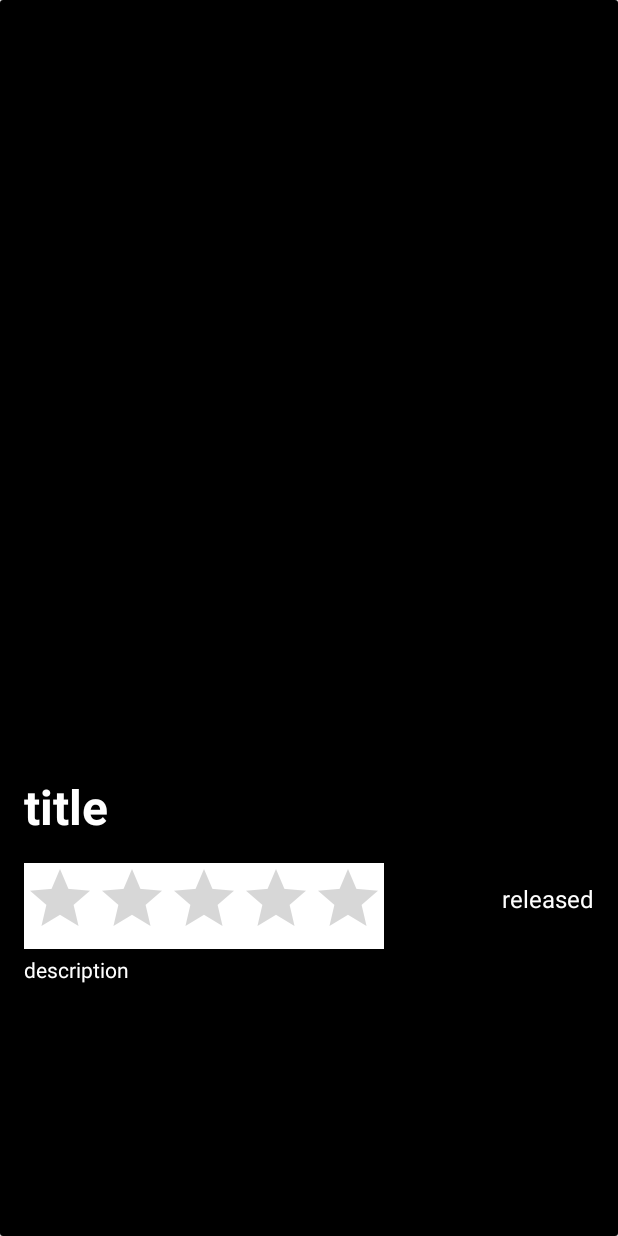
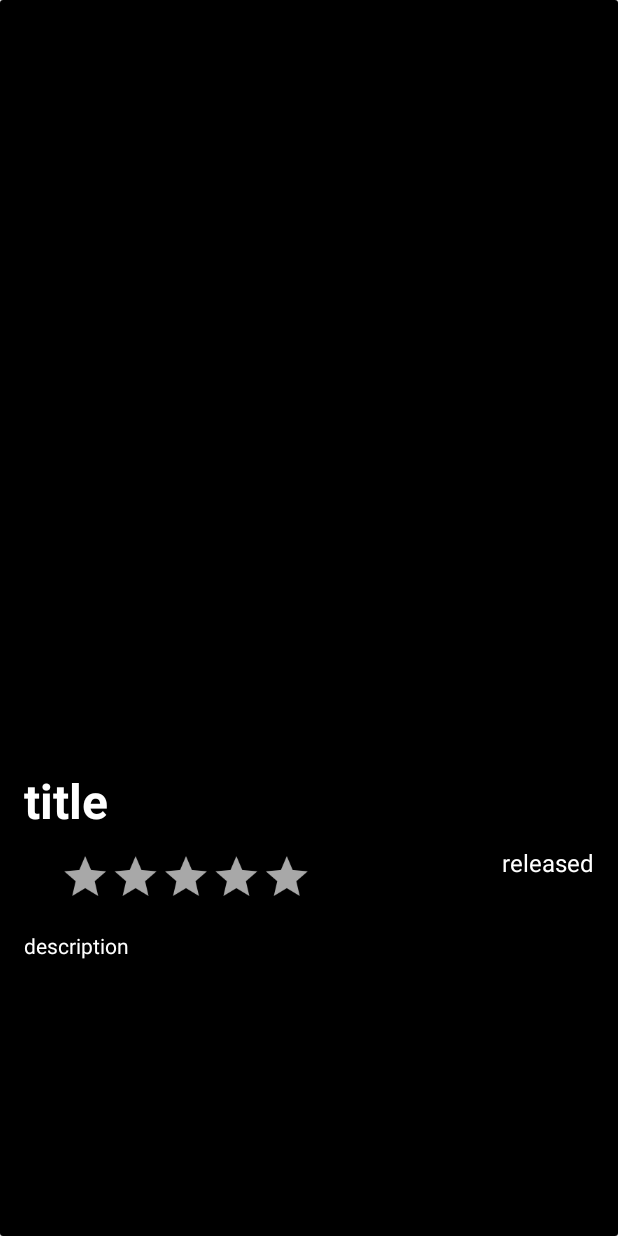
Before and after one commit to gabbyudo/Movie-App, an Android app: the DetailActivity screen opened directly, with no data from a screen before it, on a phone screen of 412 x 824 dp. Run offline under Robolectric (Android 15) with nearby library versions, the phone set to English and light mode, and no system bars; our stand-ins replace Picasso; pictures from the network do not load.

Commit message:
Getting rating from API

```diff
--- a/app/src/main/java/com/coca/movieapp/DetailAcitvity.kt
+++ b/app/src/main/java/com/coca/movieapp/DetailAcitvity.kt
@@ -7,9 +7,9 @@ import androidx.lifecycle.ViewModelProvider
 import com.coca.movieapp.databinding.ActivityDetailBinding
 import com.squareup.picasso.Picasso
 
+
 class DetailActivity : AppCompatActivity() {
     private lateinit var viewModel: DetailViewModel
-
 
     override fun onCreate(savedInstanceState: Bundle?) {
         super.onCreate(savedInstanceState)
@@ -24,12 +24,18 @@ class DetailActivity : AppCompatActivity() {
                 binding.title.text = it.title
                 binding.description.text = it.overview
                 binding.releaseDate.text = it.release_date
+                binding.ratingNumber.text = it.vote_average.toString()
+
+                if (it.vote_average !=null){
+                    val rating = 10*5/it.vote_average
+                    binding.ratingBar.rating =rating.toFloat()
+                }
+
                 val image = binding.poster
 
                 Picasso.with(image.context)
                     .load(buildCompletePosterUrl(it.poster_path.orEmpty()))
                     .into(image)
-
             })
             viewModel.getMovie(movieId)
         }
--- a/app/src/main/res/layout/activity_detail.xml
+++ b/app/src/main/res/layout/activity_detail.xml
@@ -8,40 +8,41 @@
 
     <androidx.constraintlayout.widget.ConstraintLayout
         android:layout_width="match_parent"
-        android:background="@color/black"
-        android:layout_height="match_parent">
+        android:layout_height="match_parent"
+        android:background="@color/black">
 
         <ImageView
             android:id="@+id/poster"
-            android:layout_marginTop="8dp"
-            app:layout_constraintTop_toTopOf="parent"
+            android:layout_width="450dp"
+            android:layout_height="500dp"
+            android:layout_marginTop="4dp"
+            app:layout_constraintEnd_toEndOf="parent"
+            app:layout_constraintHorizontal_bias="0.512"
             app:layout_constraintStart_toStartOf="parent"
-            app:layout_constraintEnd_toEndOf="parent"
-            android:layout_width="450dp"
-            android:layout_height="500dp"/>
+            app:layout_constraintTop_toTopOf="parent" />
 
         <TextView
             android:id="@+id/title"
-            android:textColor="@color/white"
             android:layout_width="wrap_content"
             android:layout_height="wrap_content"
-            app:layout_constraintTop_toBottomOf="@id/poster"
-            app:layout_constraintStart_toStartOf="parent"
             android:layout_marginStart="16dp"
             android:layout_marginTop="8dp"
+            android:text="title"
+            android:textColor="@color/white"
             android:textSize="32sp"
-            android:text="title"
-            android:textStyle="bold" />
+            android:textStyle="bold"
+            app:layout_constraintStart_toStartOf="parent"
+            app:layout_constraintTop_toBottomOf="@id/poster" />
 
         <TextView
             android:id="@+id/release_date"
-            android:textColor="@color/white"
             android:layout_width="wrap_content"
             android:layout_height="wrap_content"
-            android:layout_marginTop="80dp"
+            android:layout_marginTop="60dp"
+            android:layout_marginEnd="16dp"
             android:text="released"
-            android:textSize="16dp"
-            android:layout_marginEnd="16dp"
+            android:textColor="@color/white"
+            android:textSize="16sp"
             app:layout_constraintEnd_toEndOf="parent"
             app:layout_constraintHorizontal_bias="1.0"
             app:layout_constraintStart_toEndOf="@id/rating_bar"
@@ -49,31 +50,48 @@
 
         <RatingBar
             android:id="@+id/rating_bar"
-            android:background="@color/white"
-            app:layout_constraintTop_toBottomOf="@id/title"
+            android:layout_width="wrap_content"
+            android:layout_height="wrap_content"
+            android:layout_marginStart="4dp"
+            android:layout_marginTop="4dp"
+            android:max="10"
+            android:numStars="5"
+            android:progressBackgroundTint="#a8a8a8"
+            android:scaleX="0.7"
+            android:scaleY="0.7"
+            android:stepSize="0.5"
+            android:theme="@style/Widget.AppCompat.RatingBar"
             app:layout_constraintStart_toStartOf="parent"
+            app:layout_constraintTop_toBottomOf="@id/title" />
+
+        <TextView
+            android:id="@+id/rating_number"
+            android:textColor="@color/white"
             android:layout_width="wrap_content"
-            android:layout_marginTop="16dp"
-            android:layout_marginStart="16dp"
             android:layout_height="wrap_content"
-            tools:layout_editor_absoluteX="0dp"
-            tools:layout_editor_absoluteY="-9dp" />
+            tools:text="(6)"
+            android:layout_marginTop="64dp"
+            android:layout_marginStart="0dp"
+            android:textSize="16sp"
+            app:layout_constraintBottom_toTopOf="@+id/description"
+            app:layout_constraintEnd_toStartOf="@+id/release_date"
+            app:layout_constraintStart_toEndOf="@+id/rating_bar"
+            app:layout_constraintTop_toBottomOf="@+id/poster" />
 
         <TextView
             android:id="@+id/description"
+            android:layout_width="match_parent"
+            android:layout_height="wrap_content"
+            android:layout_marginStart="16dp"
+            android:layout_marginTop="4dp"
+            android:layout_marginEnd="16dp"
+            android:text="description"
             android:textColor="@color/white"
-            app:layout_constraintTop_toBottomOf="@id/rating_bar"
             app:layout_constraintEnd_toEndOf="parent"
             app:layout_constraintStart_toStartOf="parent"
-            android:layout_marginStart="16dp"
-            android:layout_marginEnd="16dp"
-            android:layout_marginTop="4dp"
-            android:layout_width="match_parent"
-            android:layout_height="wrap_content"
-            android:text="description" />
+            app:layout_constraintTop_toBottomOf="@id/rating_bar" />
 
     </androidx.constraintlayout.widget.ConstraintLayout>
 
 
-
 </androidx.cardview.widget.CardView>
```
